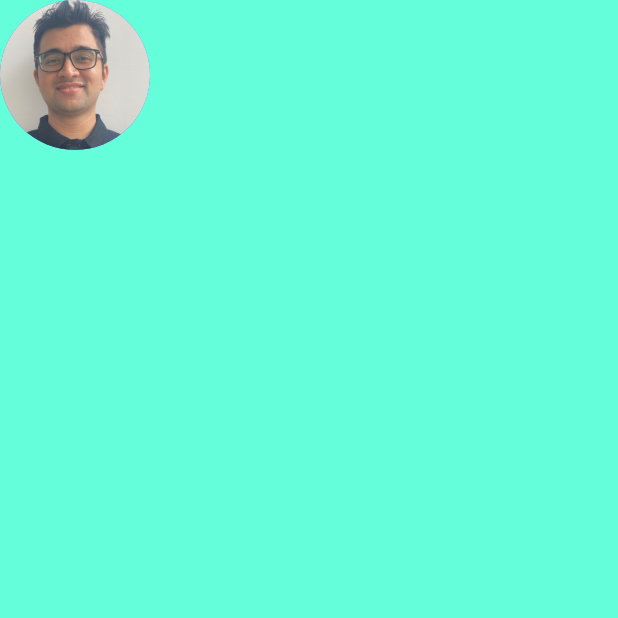
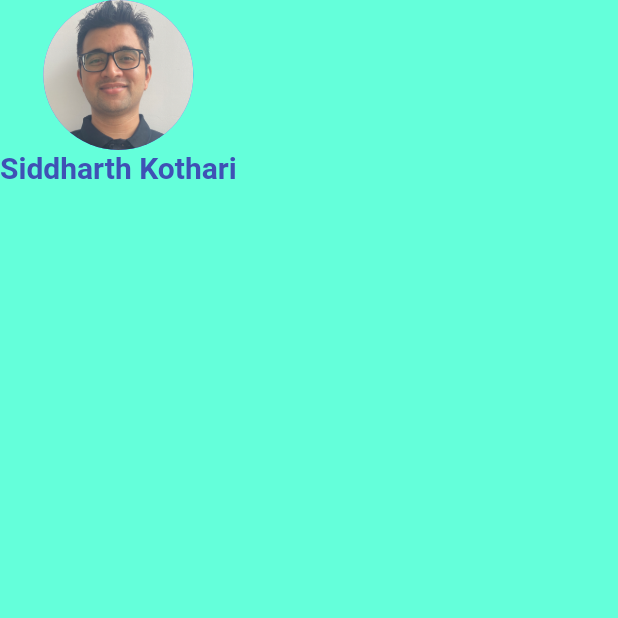
Before and after one commit to siddharth-kothari-spk/Flutter, a Flutter app: the screen it shows after launch, on a phone screen of 412 x 824 dp, the top half of it. Run offline on Flutter 3.47's test engine with Material 2 defaults, Android fonts, the phone set to English and light mode, and no system bars.

Commit message:
adding name

```diff
--- a/mi_card_flutter-master/lib/main.dart
+++ b/mi_card_flutter-master/lib/main.dart
@@ -19,6 +19,13 @@ class MyApp extends StatelessWidget {
               radius: 50.0,
               backgroundColor: Colors.indigoAccent,
               backgroundImage: AssetImage('images/sid.png'),
+            ),
+            Text(
+              'Siddharth Kothari',
+              style: TextStyle(
+                  fontSize: 20.0,
+                  fontWeight: FontWeight.bold,
+                  color: Colors.indigo),
             )
           ],
         )),
```
